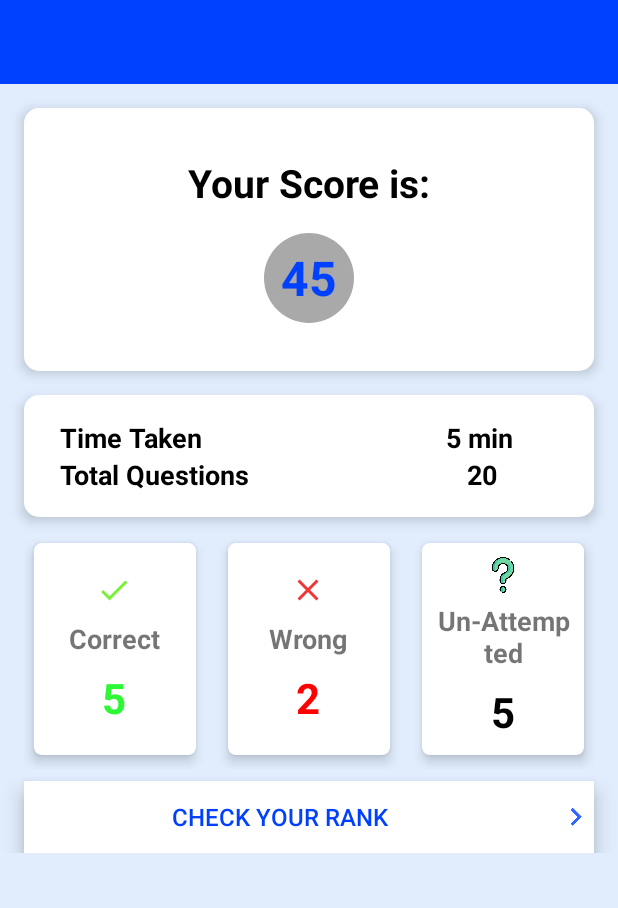
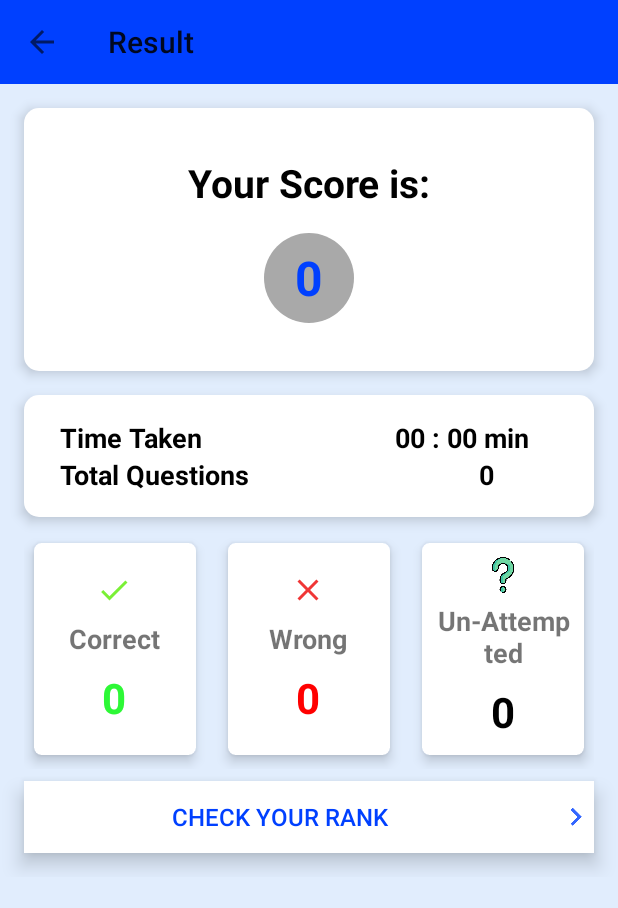
Before and after one commit to Tarun-Kataruka/QuizApp, an Android app: the ScoreActivity screen opened directly, with no data from a screen before it, on a phone screen of 412 x 824 dp. Shown: the top 908 px of the screen. Run offline under Robolectric (Android 15) with nearby library versions, the phone set to English and light mode, and no system bars; our stand-ins replace Firebase (no records; nobody signed in at launch, a user with empty details on screens opened directly); 2 statements that could not run were skipped.

Commit message:
Updated File Structuring and Implemented Scoring functionality

```diff
--- a/app/src/main/java/com/example/quizapp/QuestionGridAdapter.java
+++ b/app/src/main/java/com/example/quizapp/Adapters/QuestionGridAdapter.java
@@ -1,4 +1,4 @@
-package com.example.quizapp;
+package com.example.quizapp.Adapters;
 
 import static com.example.quizapp.DbQuery.ANSWERED;
 import static com.example.quizapp.DbQuery.NOT_VISITED;
@@ -14,6 +14,10 @@ import android.widget.BaseAdapter;
 import android.widget.TextView;
 
 import androidx.core.content.ContextCompat;
+
+import com.example.quizapp.DbQuery;
+import com.example.quizapp.QuestionActivity;
+import com.example.quizapp.R;
 
 public class QuestionGridAdapter extends BaseAdapter {
 
--- a/app/src/main/java/com/example/quizapp/QuestionsAdapter.java
+++ b/app/src/main/java/com/example/quizapp/Adapters/QuestionsAdapter.java
@@ -1,4 +1,4 @@
-package com.example.quizapp;
+package com.example.quizapp.Adapters;
 
 import static com.example.quizapp.DbQuery.ANSWERED;
 import static com.example.quizapp.DbQuery.REVIEW;
@@ -13,6 +13,10 @@ import android.widget.TextView;
 
 import androidx.annotation.NonNull;
 import androidx.recyclerview.widget.RecyclerView;
+
+import com.example.quizapp.DbQuery;
+import com.example.quizapp.Models.QuestionModel;
+import com.example.quizapp.R;
 
 import java.util.List;
 
--- a/app/src/main/java/com/example/quizapp/CategoryAdapter.java
+++ b/app/src/main/java/com/example/quizapp/CategoryAdapter.java
@@ -7,7 +7,8 @@ import android.view.View;
 import android.view.ViewGroup;
 import android.widget.BaseAdapter;
 import android.widget.TextView;
-import android.widget.Toast;
+
+import com.example.quizapp.Models.CategoryModel;
 
 import java.util.List;
 
--- a/app/src/main/java/com/example/quizapp/MainActivity.java
+++ b/app/src/main/java/com/example/quizapp/MainActivity.java
@@ -9,18 +9,16 @@ import android.view.MenuItem;
 import android.widget.FrameLayout;
 import android.widget.TextView;
 
+import com.example.quizapp.Adapters.CategoryFragment;
 import com.google.android.material.bottomnavigation.BottomNavigationView;
 import com.google.android.material.navigation.NavigationView;
 
 import androidx.annotation.NonNull;
 import androidx.appcompat.app.ActionBarDrawerToggle;
 import androidx.core.view.GravityCompat;
-import androidx.fragment.app.Fragment;
-import androidx.fragment.app.FragmentTransaction;
 import androidx.drawerlayout.widget.DrawerLayout;
 import androidx.appcompat.app.AppCompatActivity;
 import androidx.appcompat.widget.Toolbar;
-import com.example.quizapp.R;
 
 import com.example.quizapp.databinding.ActivityMainBinding;
 
--- a/app/src/main/java/com/example/quizapp/CategoryModel.java
+++ b/app/src/main/java/com/example/quizapp/Models/CategoryModel.java
@@ -1,4 +1,4 @@
-package com.example.quizapp;
+package com.example.quizapp.Models;
 
 public class CategoryModel {
 
--- a/app/src/main/java/com/example/quizapp/ProfileModel.java
+++ b/app/src/main/java/com/example/quizapp/Models/ProfileModel.java
@@ -1,4 +1,4 @@
-package com.example.quizapp;
+package com.example.quizapp.Models;
 
 public class ProfileModel {
 
--- a/app/src/main/java/com/example/quizapp/QuestionModel.java
+++ b/app/src/main/java/com/example/quizapp/Models/QuestionModel.java
@@ -1,4 +1,4 @@
-package com.example.quizapp;
+package com.example.quizapp.Models;
 
 public class QuestionModel {
     private String question;
--- a/app/src/main/java/com/example/quizapp/TestModel.java
+++ b/app/src/main/java/com/example/quizapp/Models/TestModel.java
@@ -1,4 +1,4 @@
-package com.example.quizapp;
+package com.example.quizapp.Models;
 
 public class TestModel {
     private String testID;
--- a/app/src/main/java/com/example/quizapp/ScoreActivity.java
+++ b/app/src/main/java/com/example/quizapp/ScoreActivity.java
@@ -1,24 +1,132 @@
 package com.example.quizapp;
 
+import android.app.Dialog;
 import android.os.Bundle;
+import android.view.MenuItem;
+import android.view.ViewGroup;
+import android.widget.Button;
+import android.widget.TextView;
+import android.widget.Toast;
 
 import androidx.activity.EdgeToEdge;
+import androidx.annotation.NonNull;
 import androidx.appcompat.app.AppCompatActivity;
+import androidx.appcompat.widget.Toolbar;
 import androidx.core.graphics.Insets;
 import androidx.core.view.ViewCompat;
 import androidx.core.view.WindowInsetsCompat;
 
+import java.util.concurrent.TimeUnit;
+
 public class ScoreActivity extends AppCompatActivity {
 
+    private TextView scoreTV, timeTV, totalQTV, correctQTV, wrongQTV, unattemptedQTV;
+    private Button leaderB;
+    private long timeTaken;
+    private Dialog progressDialog;
+    private TextView dialogText;
+    private int finalScore;
     @Override
     protected void onCreate(Bundle savedInstanceState) {
         super.onCreate(savedInstanceState);
         EdgeToEdge.enable(this);
         setContentView(R.layout.activity_score);
-        ViewCompat.setOnApplyWindowInsetsListener(findViewById(R.id.main), (v, insets) -> {
-            Insets systemBars = insets.getInsets(WindowInsetsCompat.Type.systemBars());
-            v.setPadding(systemBars.left, systemBars.top, systemBars.right, systemBars.bottom);
-            return insets;
+
+        Toolbar toolbar=findViewById(R.id.toolbar);
+        setSupportActionBar(toolbar);
+        getSupportActionBar().setDisplayShowTitleEnabled(true);
+        getSupportActionBar().setTitle("Result");
+        getSupportActionBar().setDisplayHomeAsUpEnabled(true);
+
+        progressDialog = new Dialog(ScoreActivity.this);
+        progressDialog.setContentView(R.layout.dialog_layout);
+        progressDialog.setCancelable(false);
+        progressDialog.getWindow().setLayout(ViewGroup.LayoutParams.WRAP_CONTENT,ViewGroup.LayoutParams.WRAP_CONTENT);
+        dialogText = progressDialog.findViewById(R.id.dialog_test);
+        dialogText.setText("Loading...");
+        progressDialog.show();
+
+        init();
+
+        loadData();
+
+        saveResult();
+
+    }
+
+    private void init(){
+        scoreTV=findViewById(R.id.score);
+        timeTV=findViewById(R.id.time);
+        totalQTV=findViewById(R.id.totalQ);
+        correctQTV=findViewById(R.id.correctQ);
+        wrongQTV=findViewById(R.id.wrong_ques);
+        unattemptedQTV=findViewById(R.id.un_attempted);
+        leaderB=findViewById(R.id.leaderB);
+    }
+
+    private void loadData()
+    {
+        int correctQ= 0, wrongQ =0, unattemptedQ =0;
+        for(int i=0; i<DbQuery.g_quesList.size(); i++)
+        {
+            if(DbQuery.g_quesList.get(i).getSelectedAns()== -1)
+            {
+                unattemptedQ++;
+            }
+            else
+            {
+               if(DbQuery.g_quesList.get(i).getSelectedAns()== DbQuery.g_quesList.get(i).getCorrectAns())
+               {
+                   correctQ++;
+               }
+               else {
+                   wrongQ++;
+               }
+            }
+        }
+        correctQTV.setText(String.valueOf(correctQ));
+        wrongQTV.setText(String.valueOf(wrongQ));
+        unattemptedQTV.setText(String.valueOf(unattemptedQ));
+
+        totalQTV.setText(String.valueOf(DbQuery.g_quesList.size()));
+
+
+         finalScore = correctQ;
+        scoreTV.setText(String.valueOf(finalScore));
+
+        timeTaken= getIntent().getLongExtra("TIME_TAKEN",0);
+        String time = String.format("%02d : %02d min",
+                TimeUnit.MILLISECONDS.toMinutes(timeTaken),
+                TimeUnit.MILLISECONDS.toSeconds(timeTaken) -
+                        TimeUnit.MINUTES.toSeconds(TimeUnit.MILLISECONDS.toMinutes(timeTaken))
+        );
+
+        timeTV.setText(time);
+    }
+
+    private void saveResult()
+    {
+        DbQuery.saveResult(finalScore, new MyCompleteListener() {
+            @Override
+            public void onSuccess() {
+                progressDialog.dismiss();
+            }
+
+            @Override
+            public void onFailure() {
+                Toast.makeText(ScoreActivity.this,"Somethiong went wrong!",Toast.LENGTH_SHORT).show();
+                progressDialog.dismiss();
+            }
         });
     }
+
+    @Override
+    public boolean onOptionsItemSelected(@NonNull MenuItem item) {
+
+        if (item.getItemId()==android.R.id.home){
+            ScoreActivity.this.finish();
+        }
+        return super.onOptionsItemSelected(item);
+    }
+
 }
--- a/app/src/main/res/layout/activity_score.xml
+++ b/app/src/main/res/layout/activity_score.xml
@@ -302,6 +302,7 @@
             android:layout_marginRight="16dp"
             android:elevation="5dp"
             android:translationZ="3dp"
+            android:layout_marginBottom="16dp"
             android:stateListAnimator="@null"
             />
     </LinearLayout>
--- a/app/src/main/res/layout/fragment_category.xml
+++ b/app/src/main/res/layout/fragment_category.xml
@@ -4,7 +4,7 @@
     xmlns:tools="http://schemas.android.com/tools"
     android:layout_width="match_parent"
     android:layout_height="match_parent"
-    tools:context=".CategoryFragment">
+    tools:context=".Adapters.CategoryFragment">
 
     <GridView
         android:layout_width="0dp"
--- a/app/src/main/res/navigation/mobile_navigation.xml
+++ b/app/src/main/res/navigation/mobile_navigation.xml
@@ -6,7 +6,7 @@
 
     <fragment
         android:id="@+id/nav_home"
-        android:name="com.example.quizapp.CategoryFragment"
+        android:name="com.example.quizapp.Adapters.CategoryFragment"
         android:label="Home" />
     <fragment
         android:id="@+id/nav_leaderboard"
```
Also changed, not shown: app/src/main/java/com/example/quizapp/Adapters/CategoryFragment.java (renamed from app/src/main/java/com/example/quizapp/CategoryFragment.java, +4 -3 lines), app/src/main/java/com/example/quizapp/Adapters/TestAdapter.java (renamed from app/src/main/java/com/example/quizapp/TestAdapter.java, +7 -2 lines), app/src/main/java/com/example/quizapp/DbQuery.java (+75 -3 lines), app/src/main/java/com/example/quizapp/Models/RankModel.java (added, +27 -0 lines), app/src/main/java/com/example/quizapp/QuestionActivity.java (+14 -4 lines), app/src/main/java/com/example/quizapp/TestActivity.java (+18 -9 lines).
